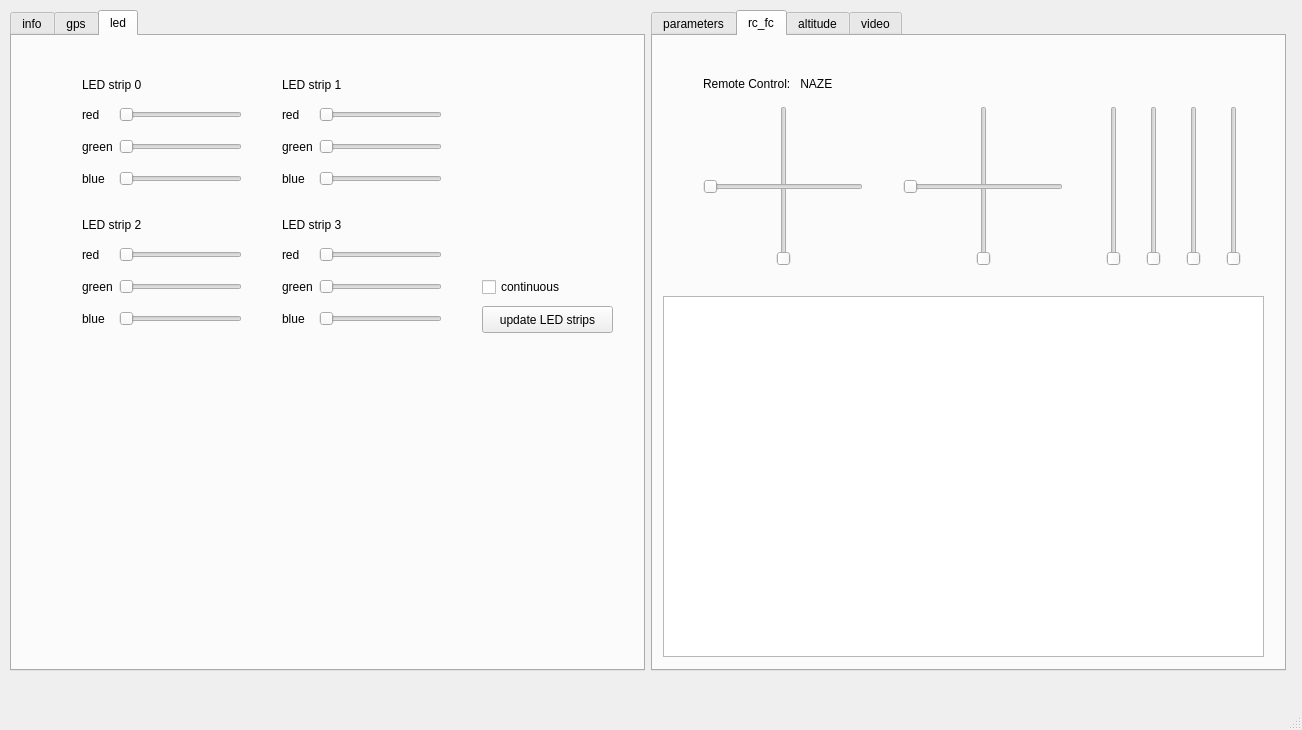
First picture: the form in phx_gui/scripts/gui_v1.ui, repository tum-phoenix/phx_quadrocopter_ros, before the edit.
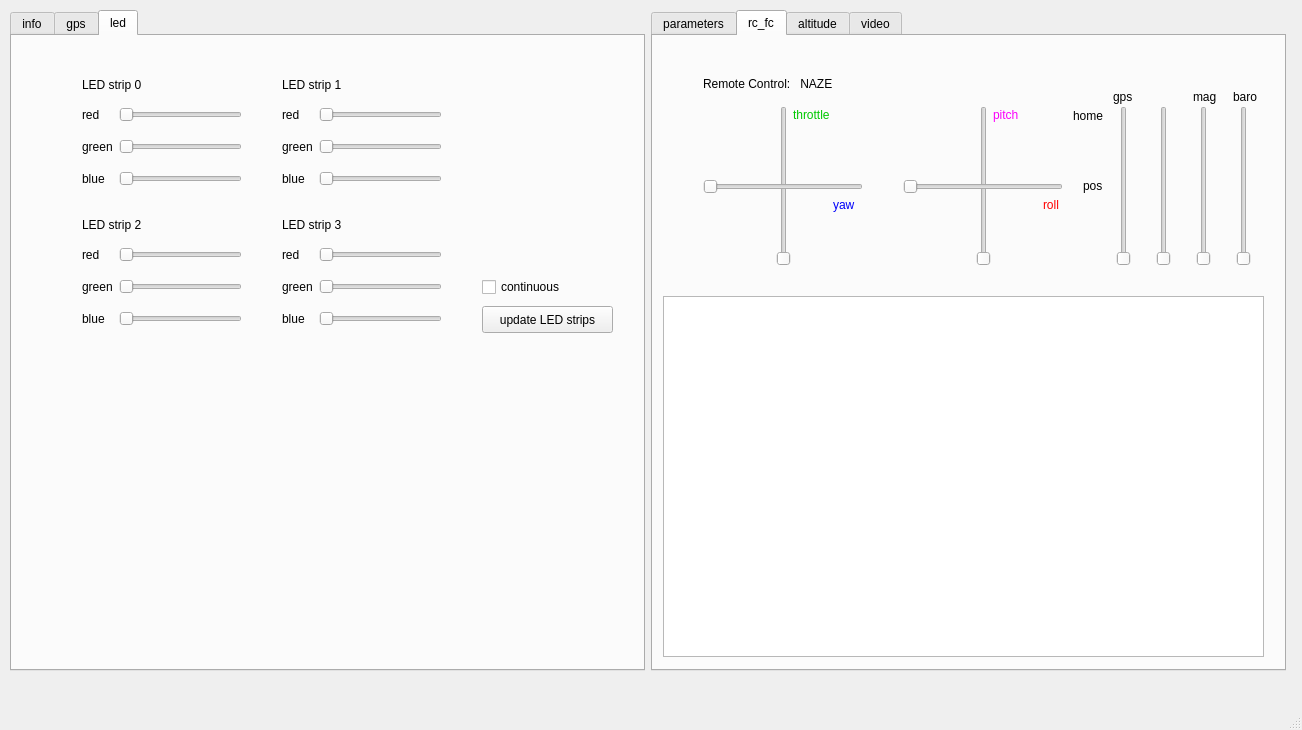
Second picture: the form after the edit. Custom widgets are drawn as their Qt base class.

Commit message: phx_gui gauge_ros added flight controller remote control visualization

The edit to the form file:
```diff
--- a/phx_gui/scripts/gui_v1.ui
+++ b/phx_gui/scripts/gui_v1.ui
@@ -1175,7 +1175,7 @@
         <widget class="QSlider" name="remote_slider_rc_fc_aux1">
          <property name="geometry">
           <rect>
-           <x>450</x>
+           <x>460</x>
            <y>70</y>
            <width>22</width>
            <height>160</height>
@@ -1188,7 +1188,7 @@
         <widget class="QSlider" name="remote_slider_rc_fc_aux2">
          <property name="geometry">
           <rect>
-           <x>490</x>
+           <x>500</x>
            <y>70</y>
            <width>22</width>
            <height>160</height>
@@ -1201,7 +1201,7 @@
         <widget class="QSlider" name="remote_slider_rc_fc_aux3">
          <property name="geometry">
           <rect>
-           <x>530</x>
+           <x>540</x>
            <y>70</y>
            <width>22</width>
            <height>160</height>
@@ -1214,7 +1214,7 @@
         <widget class="QSlider" name="remote_slider_rc_fc_aux4">
          <property name="geometry">
           <rect>
-           <x>570</x>
+           <x>580</x>
            <y>70</y>
            <width>22</width>
            <height>160</height>
@@ -1247,6 +1247,204 @@
           <string>Remote Control:   NAZE</string>
          </property>
         </widget>
+        <widget class="QLabel" name="rc_fc_label_throttle">
+         <property name="geometry">
+          <rect>
+           <x>140</x>
+           <y>70</y>
+           <width>66</width>
+           <height>17</height>
+          </rect>
+         </property>
+         <property name="font">
+          <font>
+           <weight>50</weight>
+           <bold>false</bold>
+          </font>
+         </property>
+         <property name="styleSheet">
+          <string notr="true">QLabel{ color: rgb(0,200,0) }</string>
+         </property>
+         <property name="text">
+          <string>throttle</string>
+         </property>
+        </widget>
+        <widget class="QLabel" name="rc_fc_label_yaw">
+         <property name="geometry">
+          <rect>
+           <x>180</x>
+           <y>160</y>
+           <width>31</width>
+           <height>17</height>
+          </rect>
+         </property>
+         <property name="font">
+          <font>
+           <weight>50</weight>
+           <bold>false</bold>
+          </font>
+         </property>
+         <property name="styleSheet">
+          <string notr="true">QLabel{ color: rgb(0,0,250) }</string>
+         </property>
+         <property name="text">
+          <string>yaw</string>
+         </property>
+        </widget>
+        <widget class="QLabel" name="rc_fc_label_pitch">
+         <property name="geometry">
+          <rect>
+           <x>340</x>
+           <y>70</y>
+           <width>66</width>
+           <height>17</height>
+          </rect>
+         </property>
+         <property name="font">
+          <font>
+           <weight>50</weight>
+           <bold>false</bold>
+          </font>
+         </property>
+         <property name="styleSheet">
+          <string notr="true">QLabel{ color: rgb(250,0,250) }</string>
+         </property>
+         <property name="text">
+          <string>pitch</string>
+         </property>
+        </widget>
+        <widget class="QLabel" name="rc_fc_label_roll">
+         <property name="geometry">
+          <rect>
+           <x>390</x>
+           <y>160</y>
+           <width>41</width>
+           <height>17</height>
+          </rect>
+         </property>
+         <property name="font">
+          <font>
+           <weight>50</weight>
+           <bold>false</bold>
+          </font>
+         </property>
+         <property name="styleSheet">
+          <string notr="true">QLabel{ color: rgb(255,0,0) }</string>
+         </property>
+         <property name="text">
+          <string>roll</string>
+         </property>
+        </widget>
+        <widget class="QLabel" name="rc_fc_label_gps">
+         <property name="geometry">
+          <rect>
+           <x>460</x>
+           <y>50</y>
+           <width>31</width>
+           <height>21</height>
+          </rect>
+         </property>
+         <property name="font">
+          <font>
+           <weight>50</weight>
+           <bold>false</bold>
+          </font>
+         </property>
+         <property name="styleSheet">
+          <string notr="true"/>
+         </property>
+         <property name="text">
+          <string>gps</string>
+         </property>
+        </widget>
+        <widget class="QLabel" name="rc_fc_label_baro">
+         <property name="geometry">
+          <rect>
+           <x>580</x>
+           <y>50</y>
+           <width>31</width>
+           <height>21</height>
+          </rect>
+         </property>
+         <property name="font">
+          <font>
+           <weight>50</weight>
+           <bold>false</bold>
+          </font>
+         </property>
+         <property name="styleSheet">
+          <string notr="true"/>
+         </property>
+         <property name="text">
+          <string>baro</string>
+         </property>
+        </widget>
+        <widget class="QLabel" name="rc_fc_label_mag">
+         <property name="geometry">
+          <rect>
+           <x>540</x>
+           <y>50</y>
+           <width>31</width>
+           <height>21</height>
+          </rect>
+         </property>
+         <property name="font">
+          <font>
+           <weight>50</weight>
+           <bold>false</bold>
+          </font>
+         </property>
+         <property name="styleSheet">
+          <string notr="true"/>
+         </property>
+         <property name="text">
+          <string>mag</string>
+         </property>
+        </widget>
+        <widget class="QLabel" name="rc_fc_label_gps_home">
+         <property name="geometry">
+          <rect>
+           <x>420</x>
+           <y>70</y>
+           <width>41</width>
+           <height>20</height>
+          </rect>
+         </property>
+         <property name="font">
+          <font>
+           <weight>50</weight>
+           <bold>false</bold>
+          </font>
+         </property>
+         <property name="styleSheet">
+          <string notr="true"/>
+         </property>
+         <property name="text">
+          <string>home</string>
+         </property>
+        </widget>
+        <widget class="QLabel" name="rc_fc_label_gps_3">
+         <property name="geometry">
+          <rect>
+           <x>430</x>
+           <y>140</y>
+           <width>31</width>
+           <height>20</height>
+          </rect>
+         </property>
+         <property name="font">
+          <font>
+           <weight>50</weight>
+           <bold>false</bold>
+          </font>
+         </property>
+         <property name="styleSheet">
+          <string notr="true"/>
+         </property>
+         <property name="text">
+          <string>pos</string>
+         </property>
+        </widget>
        </widget>
        <widget class="QWidget" name="altitude_tab">
         <attribute name="title">
```
Left out of the diff: 2 changed lines with no effect on the pictures. The commit also changes 2 other files.
